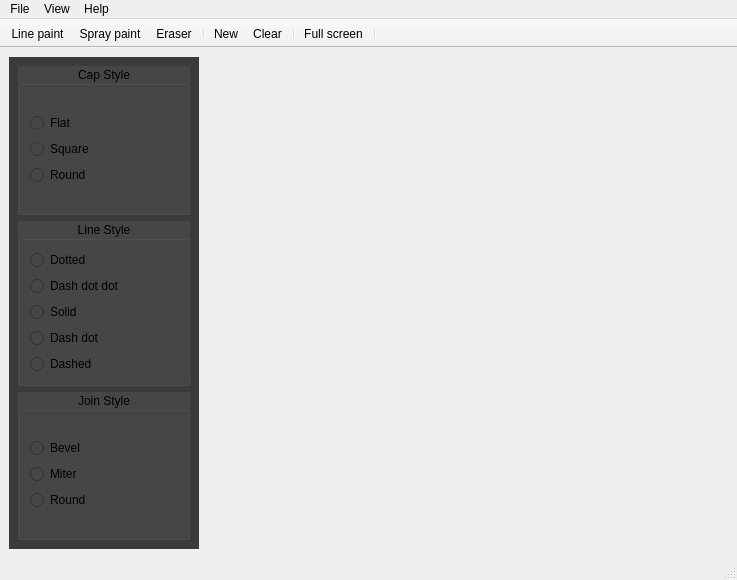
First picture: the form in UI/Main.ui, repository nerdraven/PaintApp, before the edit.
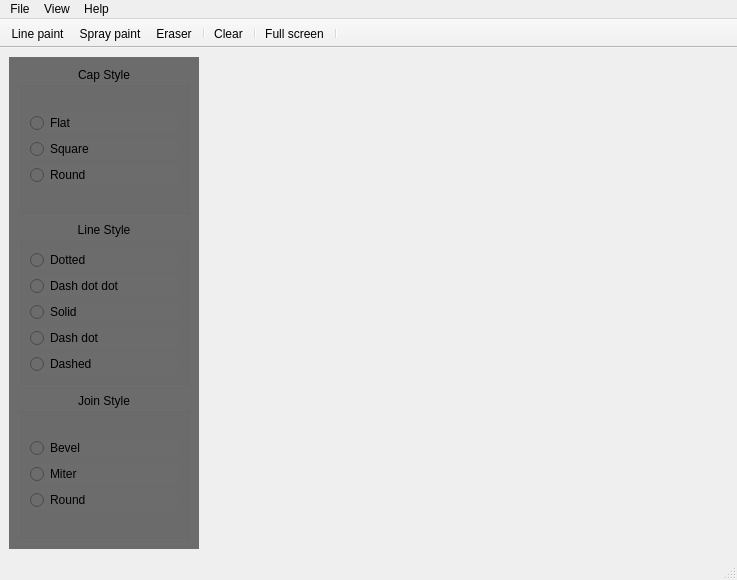
Second picture: the form after the edit. Icons and pictures are not drawn.

What changed in the file:
```diff
--- a/UI/Main.ui
+++ b/UI/Main.ui
@@ -32,7 +32,7 @@
        </size>
       </property>
       <property name="styleSheet">
-       <string notr="true">background-color: rgb(59, 59, 59);</string>
+       <string notr="true">background-color: rgb(108, 108, 108);</string>
       </property>
       <layout class="QVBoxLayout" name="verticalLayout_4">
        <item>
@@ -50,7 +50,7 @@
           <string>Change the cap at the end of a lines's curve</string>
          </property>
          <property name="styleSheet">
-          <string notr="true">background-color: rgb(70, 70, 70);</string>
+          <string notr="true"/>
          </property>
          <property name="title">
           <string>Cap Style</string>
@@ -104,9 +104,6 @@
          <property name="statusTip">
           <string>Changes how the line gets painted on the canvas</string>
          </property>
-         <property name="styleSheet">
-          <string notr="true">background-color: rgb(70, 70, 70);</string>
-         </property>
          <property name="title">
           <string>Line Style</string>
          </property>
@@ -182,9 +179,6 @@
          <property name="statusTip">
           <string>Changes the way the bends to another direction</string>
          </property>
-         <property name="styleSheet">
-          <string notr="true">background-color: rgb(70, 70, 70);</string>
-         </property>
          <property name="title">
           <string>Join Style</string>
          </property>
@@ -318,7 +312,6 @@
    <addaction name="action_sprayPaint"/>
    <addaction name="action_eraser"/>
    <addaction name="separator"/>
-   <addaction name="action_new"/>
    <addaction name="action_clear_2"/>
    <addaction name="separator"/>
    <addaction name="action_fullScreen"/>
```
Left out of the diff: 34 changed lines with no effect on the pictures.
